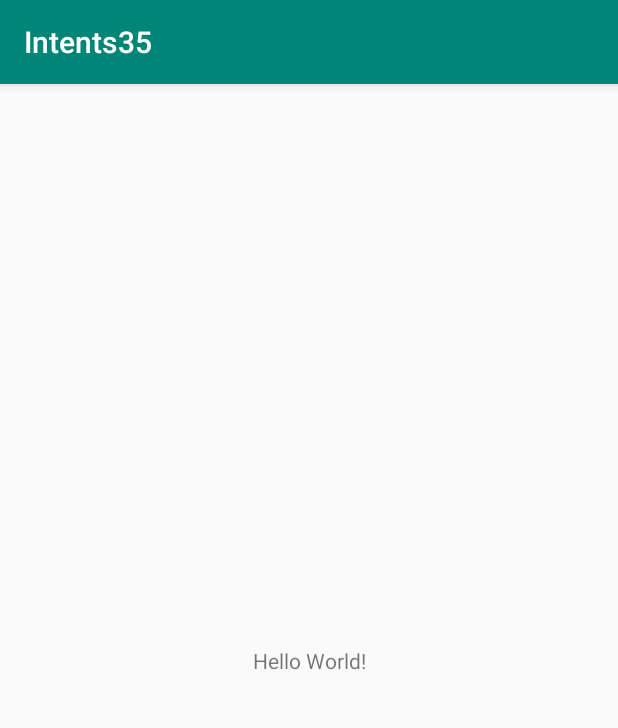
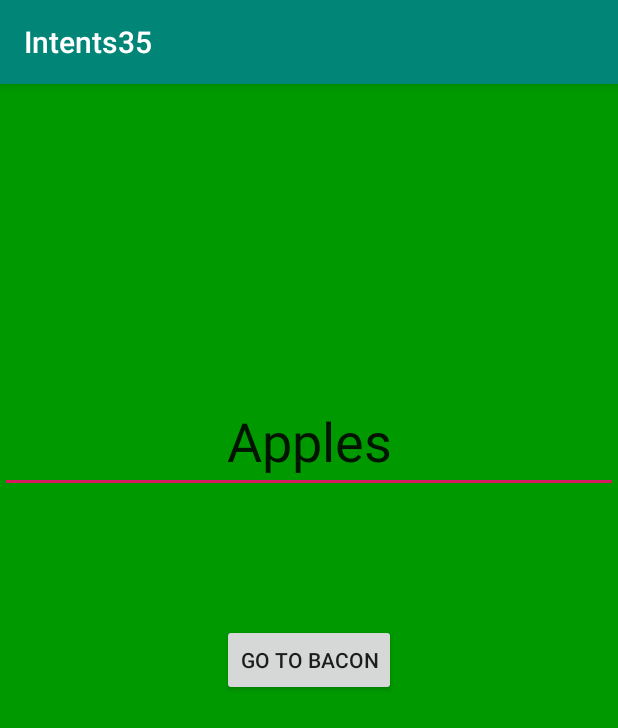
Before and after one commit to pjenkin/AndroidTutorial13IntentService41, an Android app: the screen it shows after launch (MainActivity before the commit, Apples after it), on a phone screen of 412 x 824 dp. Shown: the top 728 px of the screen. Run offline under Robolectric (Android 15) with nearby library versions, the phone set to English and light mode, and no system bars.

Commit message:
35 2 activities (Apples and Bacon) laid out (onClick not yet done)

```diff
--- a/app/build.gradle
+++ b/app/build.gradle
@@ -22,6 +22,7 @@ dependencies {
     implementation fileTree(dir: 'libs', include: ['*.jar'])
     implementation 'com.android.support:appcompat-v7:28.0.0'
     implementation 'com.android.support.constraint:constraint-layout:1.1.3'
+    implementation 'com.android.support:design:28.0.0'
     testImplementation 'junit:junit:4.12'
     androidTestImplementation 'com.android.support.test:runner:1.0.2'
     androidTestImplementation 'com.android.support.test.espresso:espresso-core:3.0.2'
--- a/app/src/main/AndroidManifest.xml
+++ b/app/src/main/AndroidManifest.xml
@@ -9,7 +9,11 @@
         android:roundIcon="@mipmap/ic_launcher_round"
         android:supportsRtl="true"
         android:theme="@style/AppTheme">
-        <activity android:name=".MainActivity">
+        <activity
+            android:name=".Bacon"
+            android:label="@string/title_activity_bacon"
+            android:theme="@style/AppTheme.NoActionBar"></activity>
+        <activity android:name=".Apples">
             <intent-filter>
                 <action android:name="android.intent.action.MAIN" />
 
--- a/app/src/main/java/com/example/intents35/MainActivity.java
+++ b/app/src/main/java/com/example/intents35/Apples.java
@@ -3,11 +3,11 @@ package com.example.intents35;
 import android.support.v7.app.AppCompatActivity;
 import android.os.Bundle;
 
-public class MainActivity extends AppCompatActivity {
+public class Apples extends AppCompatActivity {
 
     @Override
     protected void onCreate(Bundle savedInstanceState) {
         super.onCreate(savedInstanceState);
-        setContentView(R.layout.activity_main);
+        setContentView(R.layout.activity_apples);
     }
 }
--- /dev/null
+++ b/app/src/main/res/layout/activity_apples.xml
@@ -0,0 +1,36 @@
+<?xml version="1.0" encoding="utf-8"?>
+<android.support.constraint.ConstraintLayout xmlns:android="http://schemas.android.com/apk/res/android"
+    xmlns:app="http://schemas.android.com/apk/res-auto"
+    xmlns:tools="http://schemas.android.com/tools"
+    android:layout_width="match_parent"
+    android:layout_height="match_parent"
+    android:background="#009900"
+    tools:context=".Apples">
+
+    <EditText
+        android:id="@+id/editText"
+        android:layout_width="wrap_content"
+        android:layout_height="wrap_content"
+        android:layout_marginTop="203dp"
+        android:ems="10"
+        android:gravity="center_horizontal"
+        android:inputType="textPersonName"
+        android:text="@string/apples"
+        android:textSize="36sp"
+        app:layout_constraintEnd_toEndOf="parent"
+        app:layout_constraintHorizontal_bias="0.5"
+        app:layout_constraintStart_toStartOf="parent"
+        app:layout_constraintTop_toTopOf="parent" />
+
+    <Button
+        android:id="@+id/applesButton"
+        android:layout_width="wrap_content"
+        android:layout_height="wrap_content"
+        android:onClick="onClick"
+        android:text="@string/go_to_bacon"
+        app:layout_constraintBottom_toBottomOf="parent"
+        app:layout_constraintEnd_toEndOf="parent"
+        app:layout_constraintHorizontal_bias="0.5"
+        app:layout_constraintStart_toStartOf="parent"
+        app:layout_constraintTop_toTopOf="parent" />
+</android.support.constraint.ConstraintLayout>
--- a/app/src/main/res/layout/activity_main.xml
+++ /dev/null
@@ -1,18 +0,0 @@
-<?xml version="1.0" encoding="utf-8"?>
-<android.support.constraint.ConstraintLayout xmlns:android="http://schemas.android.com/apk/res/android"
-    xmlns:app="http://schemas.android.com/apk/res-auto"
-    xmlns:tools="http://schemas.android.com/tools"
-    android:layout_width="match_parent"
-    android:layout_height="match_parent"
-    tools:context=".MainActivity">
-
-    <TextView
-        android:layout_width="wrap_content"
-        android:layout_height="wrap_content"
-        android:text="Hello World!"
-        app:layout_constraintBottom_toBottomOf="parent"
-        app:layout_constraintLeft_toLeftOf="parent"
-        app:layout_constraintRight_toRightOf="parent"
-        app:layout_constraintTop_toTopOf="parent" />
-
-</android.support.constraint.ConstraintLayout>
--- /dev/null
+++ b/app/src/main/res/values/dimens.xml
@@ -0,0 +1,3 @@
+<resources>
+    <dimen name="fab_margin">16dp</dimen>
+</resources>
--- a/app/src/main/res/values/strings.xml
+++ b/app/src/main/res/values/strings.xml
@@ -1,3 +1,8 @@
 <resources>
     <string name="app_name">Intents35</string>
+    <string name="go_to_bacon">Go To Bacon</string>
+    <string name="apples">Apples</string>
+    <string name="title_activity_bacon">Bacon</string>
+    <string name="bacon_text">Bacon</string>
+    <string name="go_to_apples">Go To Apples</string>
 </resources>
--- a/app/src/main/res/values/styles.xml
+++ b/app/src/main/res/values/styles.xml
@@ -8,4 +8,13 @@
         <item name="colorAccent">@color/colorAccent</item>
     </style>
 
+    <style name="AppTheme.NoActionBar">
+        <item name="windowActionBar">false</item>
+        <item name="windowNoTitle">true</item>
+    </style>
+
+    <style name="AppTheme.AppBarOverlay" parent="ThemeOverlay.AppCompat.Dark.ActionBar" />
+
+    <style name="AppTheme.PopupOverlay" parent="ThemeOverlay.AppCompat.Light" />
+
 </resources>
```
Also changed, not shown: app/src/main/java/com/example/intents35/Bacon.java (added, +29 -0 lines), app/src/main/res/layout/activity_bacon.xml (added, +33 -0 lines), app/src/main/res/layout/content_bacon.xml (added, +38 -0 lines).
